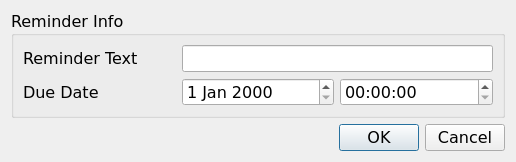
Above: CLOCKWORK_SEMESTER/add_reminder.ui from AmielJohnPadasay/ClockWork before the change. Below: the same form after it.
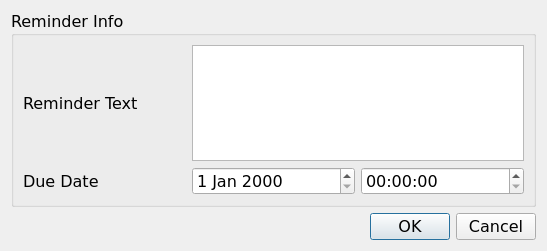
That is the form after the change.

What changed in the file:
```diff
--- a/CLOCKWORK_SEMESTER/add_reminder.ui
+++ b/CLOCKWORK_SEMESTER/add_reminder.ui
@@ -6,8 +6,8 @@
    <rect>
     <x>0</x>
     <y>0</y>
-    <width>516</width>
-    <height>159</height>
+    <width>547</width>
+    <height>251</height>
    </rect>
   </property>
   <property name="font">
@@ -26,19 +26,6 @@
       <string>Reminder Info</string>
      </property>
      <layout class="QGridLayout" name="gridLayout">
-      <item row="0" column="1" colspan="2">
-       <widget class="QLineEdit" name="taskname_edit"/>
-      </item>
-      <item row="2" column="0">
-       <widget class="QLabel" name="duedate_label">
-        <property name="text">
-         <string>Due Date</string>
-        </property>
-       </widget>
-      </item>
-      <item row="2" column="1">
-       <widget class="QDateEdit" name="duedateEdit"/>
-      </item>
       <item row="0" column="0">
        <widget class="QLabel" name="name_task_label">
         <property name="text">
@@ -46,9 +33,22 @@
         </property>
        </widget>
       </item>
-      <item row="2" column="2">
+      <item row="1" column="0">
+       <widget class="QLabel" name="duedate_label">
+        <property name="text">
+         <string>Due Date</string>
+        </property>
+       </widget>
+      </item>
+      <item row="1" column="1">
+       <widget class="QDateEdit" name="duedateEdit"/>
+      </item>
+      <item row="1" column="2">
        <widget class="QTimeEdit" name="duetimeEdit"/>
       </item>
+      <item row="0" column="1" colspan="2">
+       <widget class="QTextEdit" name="textEdit"/>
+      </item>
      </layout>
     </widget>
    </item>
```
